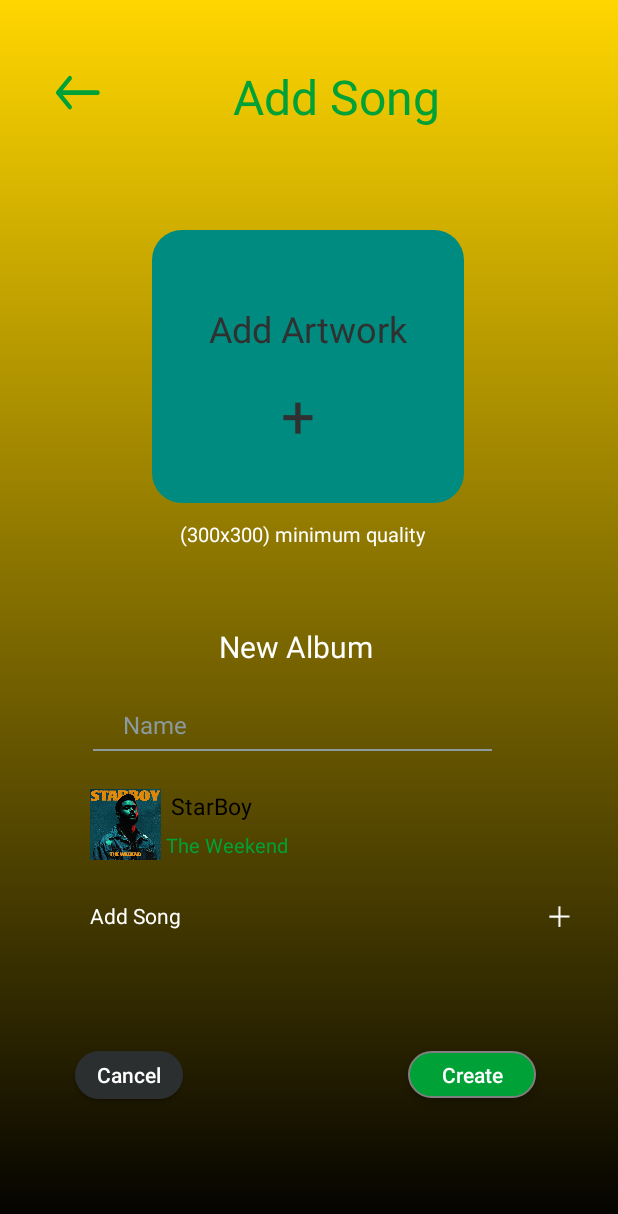
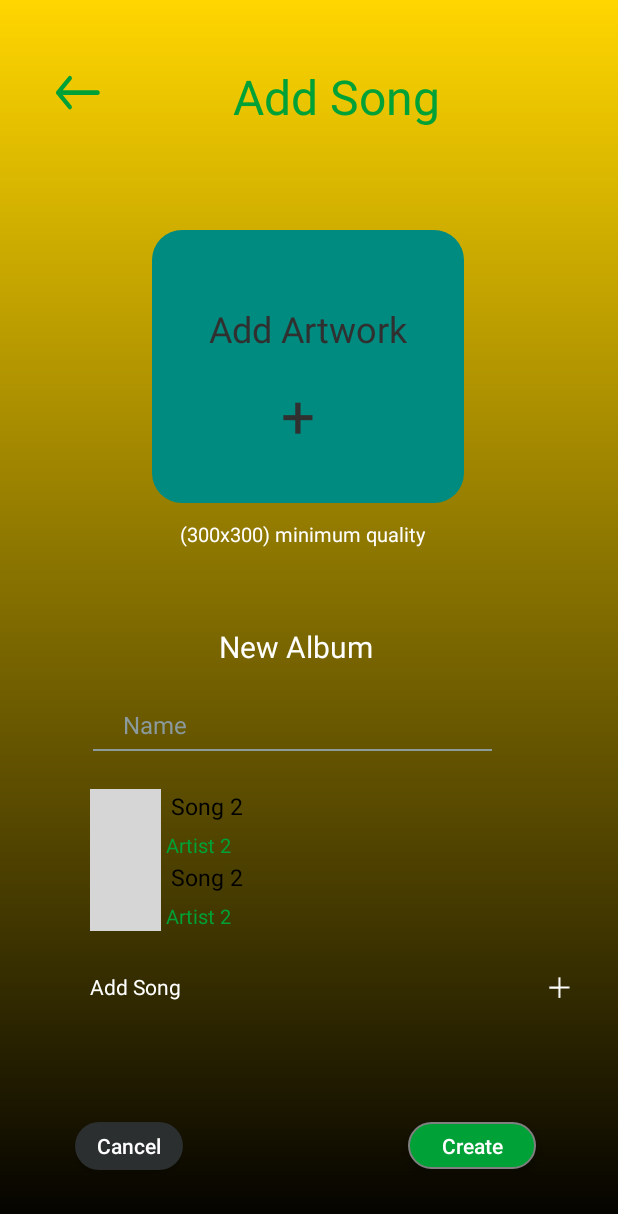
Before and after one commit to AhmadHassan71/Surmaiya, an Android app: the fragment AddAlbumFragment shown on its own in the app's theme, on a phone screen of 412 x 824 dp. Shown: the top 1214 px of the screen. Run offline under Robolectric (Android 15) with nearby library versions, the phone set to English and light mode, and no system bars; pictures from the network do not load; Roboto replaces fonts that are not available here; grey boxes are pictures that could not be loaded.

Commit message:
add album song

```diff
--- a/app/src/main/java/com/smd/surmaiya/Fragments/AddAlbumFragment.kt
+++ b/app/src/main/java/com/smd/surmaiya/Fragments/AddAlbumFragment.kt
@@ -1,13 +1,16 @@
 package com.smd.surmaiya.Fragments
 
 import android.os.Bundle
-import androidx.fragment.app.Fragment
 import android.view.LayoutInflater
 import android.view.View
 import android.view.ViewGroup
 import android.widget.Button
-import android.widget.ImageView
+import androidx.fragment.app.Fragment
+import androidx.recyclerview.widget.LinearLayoutManager
+import androidx.recyclerview.widget.RecyclerView
 import com.smd.surmaiya.R
+import com.smd.surmaiya.adapters.AlbumAddSongAdapter
+import com.smd.surmaiya.itemClasses.SongNew
 
 // TODO: Rename parameter arguments, choose names that match
 // the fragment initialization parameters, e.g. ARG_ITEM_NUMBER
@@ -23,6 +26,8 @@ class AddAlbumFragment : Fragment() {
     // TODO: Rename and change types of parameters
     private var param1: String? = null
     private var param2: String? = null
+    private lateinit var cancelButton: Button
+    private lateinit var albumAddSongRecyclerView: RecyclerView
 
     override fun onCreate(savedInstanceState: Bundle?) {
         super.onCreate(savedInstanceState)
@@ -40,17 +45,47 @@ class AddAlbumFragment : Fragment() {
         return inflater.inflate(R.layout.fragment_add_album, container, false)
     }
 
+
+    fun initializeViews() {
+        cancelButton = view?.findViewById(R.id.cancelButton)!!
+        albumAddSongRecyclerView = view?.findViewById(R.id.albumAddSongRecyclerView)!!
+    }
+
+    fun setUpRecyclerView() {
+        // Create dummy data for testing
+        val albumItems = mutableListOf(
+
+            SongNew(
+                songName="Song 2",
+                artistName = "Artist 2",
+                songCoverImageResource="https://encrypted-tbn0.gstatic.com/images?q=tbn:ANd9GcQwN1QCgcXpfMoVDku3LvtHv1xEi5IONNOp2z_Q4IGE2TA4GCm4EXxvN9B7keyJaeWLPLA&usqp=CAU"
+            ),
+            SongNew(
+                songName="Song 2",
+                artistName = "Artist 2",
+                songCoverImageResource="https://encrypted-tbn0.gstatic.com/images?q=tbn:ANd9GcQwN1QCgcXpfMoVDku3LvtHv1xEi5IONNOp2z_Q4IGE2TA4GCm4EXxvN9B7keyJaeWLPLA&usqp=CAU"
+            ),
+            SongNew(
+                songName="Song 2",
+                artistName = "Artist 2",
+                songCoverImageResource="https://encrypted-tbn0.gstatic.com/images?q=tbn:ANd9GcQwN1QCgcXpfMoVDku3LvtHv1xEi5IONNOp2z_Q4IGE2TA4GCm4EXxvN9B7keyJaeWLPLA&usqp=CAU"
+            ),
+
+            )
+
+        // Set the adapter for the RecyclerView
+        albumAddSongRecyclerView.adapter = AlbumAddSongAdapter(albumItems)
+
+        // Set the layout manager for the RecyclerView
+        albumAddSongRecyclerView.layoutManager = LinearLayoutManager(context)
+    }
     override fun onViewCreated(view: View, savedInstanceState: Bundle?) {
         super.onViewCreated(view, savedInstanceState)
-        initializeViews()
+        initializeViews() // Move this line here
         setUpOnClickListeners()
+        setUpRecyclerView()
     }
 
-    private lateinit var cancelButton: Button
-    fun initializeViews() {
-        cancelButton = view?.findViewById(R.id.cancelButton)!!
-
-    }
 
     fun setUpOnClickListeners() {
 
--- a/app/src/main/java/com/smd/surmaiya/Fragments/HomeFragment.kt
+++ b/app/src/main/java/com/smd/surmaiya/Fragments/HomeFragment.kt
@@ -99,7 +99,7 @@ class HomeFragment : Fragment() {
         }
 
         yourPlaylistTextView.setOnClickListener {
-            this.context?.let { it1 -> FragmentNavigationHelper(requireActivity()).loadFragment(SettingsFragment())}
+            this.context?.let { it1 -> FragmentNavigationHelper(requireActivity()).loadFragment(AddAlbumFragment())}
         }
 
     }
--- /dev/null
+++ b/app/src/main/java/com/smd/surmaiya/adapters/AlbumAddSongAdapter.kt
@@ -0,0 +1,38 @@
+package com.smd.surmaiya.adapters
+
+import android.view.LayoutInflater
+import android.view.ViewGroup
+import android.widget.ImageView
+import android.widget.LinearLayout
+import android.widget.TextView
+import androidx.recyclerview.widget.RecyclerView
+import com.bumptech.glide.Glide
+import com.smd.surmaiya.R
+import com.smd.surmaiya.itemClasses.SongNew
+
+class AlbumAddSongAdapter(private val myDataset: MutableList<SongNew>) :
+    RecyclerView.Adapter<AlbumAddSongAdapter.MyViewHolder>() {
+
+    class MyViewHolder(val linearLayout: LinearLayout) : RecyclerView.ViewHolder(linearLayout)
+
+    override fun onCreateViewHolder(parent: ViewGroup,
+                                    viewType: Int): AlbumAddSongAdapter.MyViewHolder {
+        val linearLayout = LayoutInflater.from(parent.context)
+            .inflate(R.layout.album_add_song, parent, false) as LinearLayout
+        return MyViewHolder(linearLayout)
+    }
+
+    override fun onBindViewHolder(holder: MyViewHolder, position: Int) {
+        val textView1 = holder.linearLayout.findViewById<TextView>(R.id.albumTextView1)
+        val textView2 = holder.linearLayout.findViewById<TextView>(R.id.albumTextView2)
+        textView1.text = myDataset[position].songName
+        textView2.text = myDataset[position].artistName
+        val imageView = holder.linearLayout.findViewById<ImageView>(R.id.albumImageView)
+        Glide.with(holder.linearLayout.context).load(myDataset[position].songCoverImageResource).into(
+            imageView
+        )
+
+    }
+
+    override fun getItemCount() = myDataset.size
+}
--- a/app/src/main/java/com/smd/surmaiya/adapters/SearchFilterAdapter.kt
+++ b/app/src/main/java/com/smd/surmaiya/adapters/SearchFilterAdapter.kt
@@ -23,6 +23,10 @@ class SearchFilterAdapter(private val filters: MutableList<String>) :
     override fun onBindViewHolder(holder: MyViewHolder, position: Int) {
         val textView = holder.linearLayout.findViewById<TextView>(R.id.filterText)
         textView.text = filters[position]
+        holder.linearLayout.setOnClickListener {
+            it.setBackgroundResource(R.drawable.tag_selected) // replace with your new background
+        }
+
     }
 
     override fun getItemCount() = filters.size
--- a/app/src/main/res/layout/activity_add_album.xml
+++ b/app/src/main/res/layout/activity_add_album.xml
@@ -127,50 +127,12 @@
                 android:background="#FF8A9A9D"
                 android:orientation="vertical"></LinearLayout>
 
-            <LinearLayout
-                android:id="@+id/r0zz4k1rt5zoc"
+            <androidx.recyclerview.widget.RecyclerView
+                android:id="@+id/albumRecyclerView"
                 android:layout_width="match_parent"
-                android:layout_height="match_parent"
+                android:layout_height="wrap_content"
                 android:layout_marginHorizontal="60dp"
-                android:layout_marginBottom="27dp"
-                android:gravity="center_vertical"
-                android:orientation="horizontal">
-
-                <ImageView
-                    android:id="@+id/r8eklw1n2fou"
-                    android:layout_width="47dp"
-                    android:layout_height="47dp"
-                    android:layout_marginEnd="3dp"
-                    android:scaleType="fitXY"
-                    android:src="@mipmap/starboy" />
-
-                <LinearLayout
-                    android:id="@+id/rjuu38jkqom"
-                    android:layout_width="match_parent"
-                    android:layout_height="wrap_content"
-                    android:layout_weight="1"
-                    android:orientation="vertical">
-
-                    <TextView
-                        android:id="@+id/r5wjk1ycnqmg"
-                        android:layout_width="wrap_content"
-                        android:layout_height="wrap_content"
-                        android:layout_marginHorizontal="3dp"
-                        android:layout_marginBottom="6dp"
-                        android:text="StarBoy"
-                        android:textColor="#000000"
-                        android:textSize="15sp" />
-
-                    <TextView
-                        android:id="@+id/r40ydgd8lol6"
-                        android:layout_width="wrap_content"
-                        android:layout_height="wrap_content"
-                        android:text="The Weekend"
-                        android:textColor="#00A136"
-                        android:textSize="13sp" />
-                </LinearLayout>
-            </LinearLayout>
-
+                android:layout_marginBottom="27dp"/>
             <LinearLayout
                 android:id="@+id/rnk1v5r9v4ca"
                 android:layout_width="match_parent"
--- a/app/src/main/res/layout/activity_add_song.xml
+++ b/app/src/main/res/layout/activity_add_song.xml
@@ -195,8 +195,8 @@
 				android:textColor="#FFFFFF"
 				android:textSize="20sp" />
 
-			<TextView
-
+			<EditText
+				android:background="@null"
 				android:layout_width="wrap_content"
 				android:layout_height="wrap_content"
 				android:layout_marginHorizontal="82dp"
@@ -212,13 +212,15 @@
 				android:layout_marginHorizontal="62dp"
 				android:layout_marginBottom="25dp"
 				android:background="#FF8A9A9D"
-				android:orientation="vertical"></LinearLayout>
+				android:orientation="vertical">
 
-			<TextView
+			</LinearLayout>
 
+			<EditText
 				android:layout_width="wrap_content"
 				android:layout_height="wrap_content"
 				android:layout_marginHorizontal="81dp"
+				android:background="@null"
 				android:layout_marginBottom="5dp"
 				android:text="Name of Artists"
 				android:textColor="#8A9A9D"
--- /dev/null
+++ b/app/src/main/res/layout/album_add_song.xml
@@ -0,0 +1,39 @@
+<LinearLayout xmlns:android="http://schemas.android.com/apk/res/android"
+    android:layout_width="match_parent"
+    android:layout_height="wrap_content"
+    android:gravity="center_vertical"
+    android:orientation="horizontal">
+
+    <ImageView
+        android:id="@+id/albumImageView"
+        android:layout_width="47dp"
+        android:layout_height="47dp"
+        android:layout_marginEnd="3dp"
+        android:scaleType="fitXY"
+        android:src="@mipmap/starboy" />
+
+    <LinearLayout
+        android:layout_width="match_parent"
+        android:layout_height="wrap_content"
+        android:layout_weight="1"
+        android:orientation="vertical">
+
+        <TextView
+            android:id="@+id/albumTextView1"
+            android:layout_width="wrap_content"
+            android:layout_height="wrap_content"
+            android:layout_marginHorizontal="3dp"
+            android:layout_marginBottom="6dp"
+            android:text="StarBoy"
+            android:textColor="#000000"
+            android:textSize="15sp" />
+
+        <TextView
+            android:id="@+id/albumTextView2"
+            android:layout_width="wrap_content"
+            android:layout_height="wrap_content"
+            android:text="The Weekend"
+            android:textColor="#00A136"
+            android:textSize="13sp" />
+    </LinearLayout>
+</LinearLayout>
--- a/app/src/main/res/layout/fragment_add_album.xml
+++ b/app/src/main/res/layout/fragment_add_album.xml
@@ -4,7 +4,6 @@
     android:layout_width="match_parent"
     android:layout_height="match_parent"
     tools:context=".Fragments.AddAlbumFragment">
-
     <androidx.constraintlayout.widget.ConstraintLayout xmlns:android="http://schemas.android.com/apk/res/android"
         xmlns:app="http://schemas.android.com/apk/res-auto"
         xmlns:tools="http://schemas.android.com/tools"
@@ -46,7 +45,6 @@
 
                     <ImageView
 
-                        android:id="@+id/backButton"
                         android:layout_width="48dp"
                         android:layout_height="match_parent"
                         android:layout_marginEnd="79dp"
@@ -116,8 +114,8 @@
                     android:textColor="#FFFFFF"
                     android:textSize="20sp" />
 
-                <TextView
-
+                <EditText
+                    android:background="@null"
                     android:layout_width="wrap_content"
                     android:layout_height="wrap_content"
                     android:layout_marginHorizontal="82dp"
@@ -135,50 +133,12 @@
                     android:background="#FF8A9A9D"
                     android:orientation="vertical"></LinearLayout>
 
-                <LinearLayout
-                    android:id="@+id/r0zz4k1rt5zoc"
+                <androidx.recyclerview.widget.RecyclerView
+                    android:id="@+id/albumAddSongRecyclerView"
                     android:layout_width="match_parent"
-                    android:layout_height="match_parent"
+                    android:layout_height="wrap_content"
                     android:layout_marginHorizontal="60dp"
-                    android:layout_marginBottom="27dp"
-                    android:gravity="center_vertical"
-                    android:orientation="horizontal">
-
-                    <ImageView
-                        android:id="@+id/r8eklw1n2fou"
-                        android:layout_width="47dp"
-                        android:layout_height="47dp"
-                        android:layout_marginEnd="3dp"
-                        android:scaleType="fitXY"
-                        android:src="@mipmap/starboy" />
-
-                    <LinearLayout
-                        android:id="@+id/rjuu38jkqom"
-                        android:layout_width="match_parent"
-                        android:layout_height="wrap_content"
-                        android:layout_weight="1"
-                        android:orientation="vertical">
-
-                        <TextView
-                            android:id="@+id/r5wjk1ycnqmg"
-                            android:layout_width="wrap_content"
-                            android:layout_height="wrap_content"
-                            android:layout_marginHorizontal="3dp"
-                            android:layout_marginBottom="6dp"
-                            android:text="StarBoy"
-                            android:textColor="#000000"
-                            android:textSize="15sp" />
-
-                        <TextView
-                            android:id="@+id/r40ydgd8lol6"
-                            android:layout_width="wrap_content"
-                            android:layout_height="wrap_content"
-                            android:text="The Weekend"
-                            android:textColor="#00A136"
-                            android:textSize="13sp" />
-                    </LinearLayout>
-                </LinearLayout>
-
+                    android:layout_marginBottom="27dp"/>
                 <LinearLayout
                     android:id="@+id/rnk1v5r9v4ca"
                     android:layout_width="match_parent"
@@ -217,7 +177,7 @@
                     android:orientation="horizontal">
 
                     <Button
-
+                        android:id="@+id/cancelButton"
                         android:layout_width="72dp"
                         android:layout_height="32dp"
                         android:layout_marginEnd="150dp"
@@ -247,5 +207,4 @@
 
     </androidx.constraintlayout.widget.ConstraintLayout>
 
-
 </FrameLayout>
```
